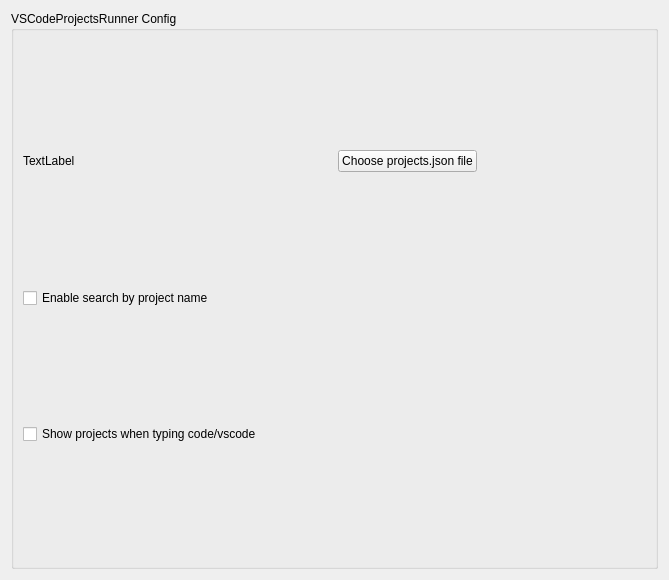
The window that src/config/vscodeprojectsrunner_config.ui (alex1701c/krunner-vscodeprojects) describes before a commit, drawn with Qt 5.
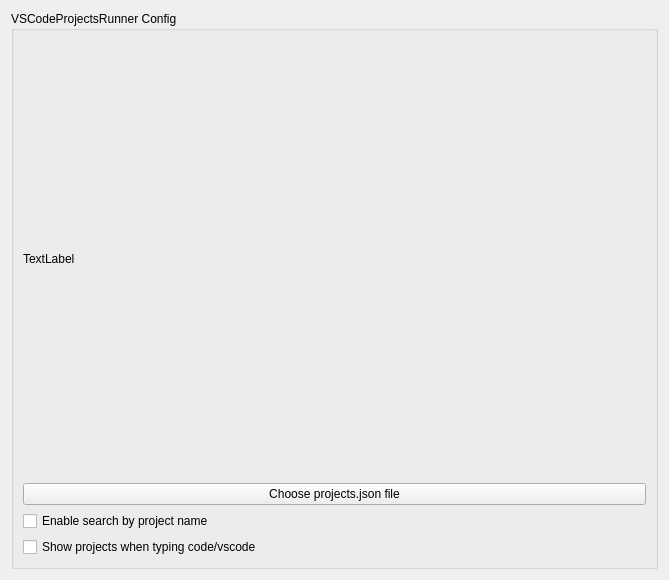
The same window after the commit.

Patch:
```diff
--- a/src/config/vscodeprojectsrunner_config.ui
+++ b/src/config/vscodeprojectsrunner_config.ui
@@ -37,7 +37,7 @@
      </property>
      <layout class="QVBoxLayout" name="verticalLayout_4">
       <item>
-       <layout class="QHBoxLayout" name="horizontalLayout">
+       <layout class="QVBoxLayout" name="verticalLayout_2">
         <item>
          <widget class="QLabel" name="fileLabel">
           <property name="text">
@@ -45,7 +45,7 @@
           </property>
          </widget>
         </item>
-        <item alignment="Qt::AlignLeft">
+        <item>
          <widget class="QPushButton" name="fileChooserButton">
           <property name="text">
            <string>Choose projects.json file</string>
```
